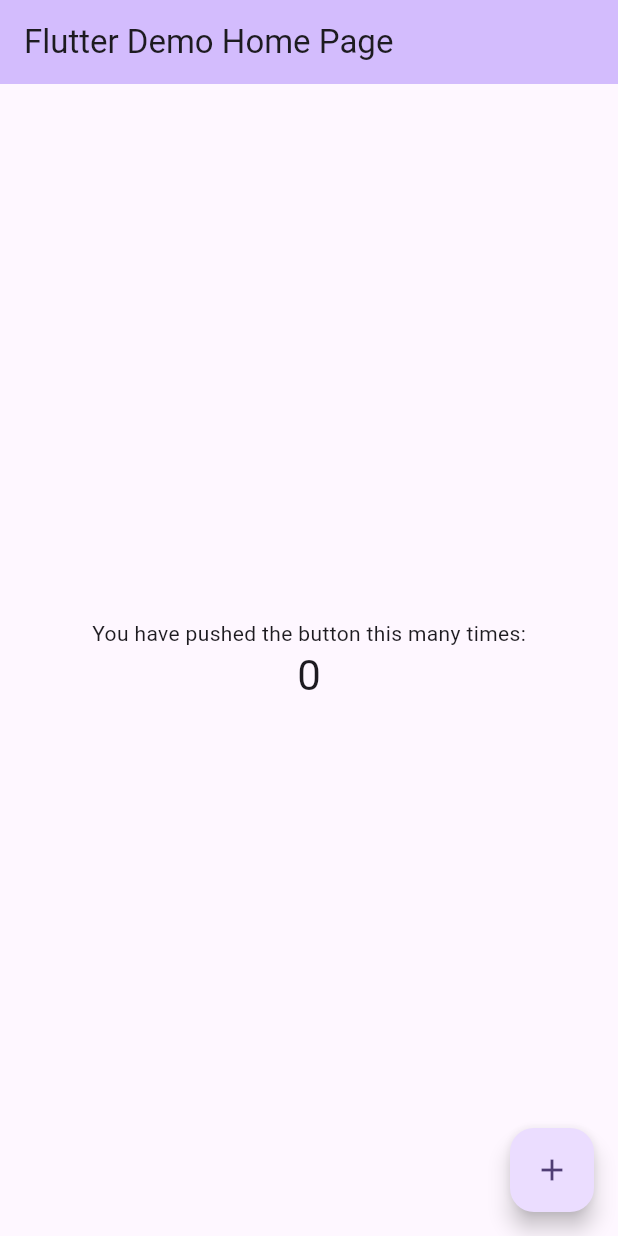
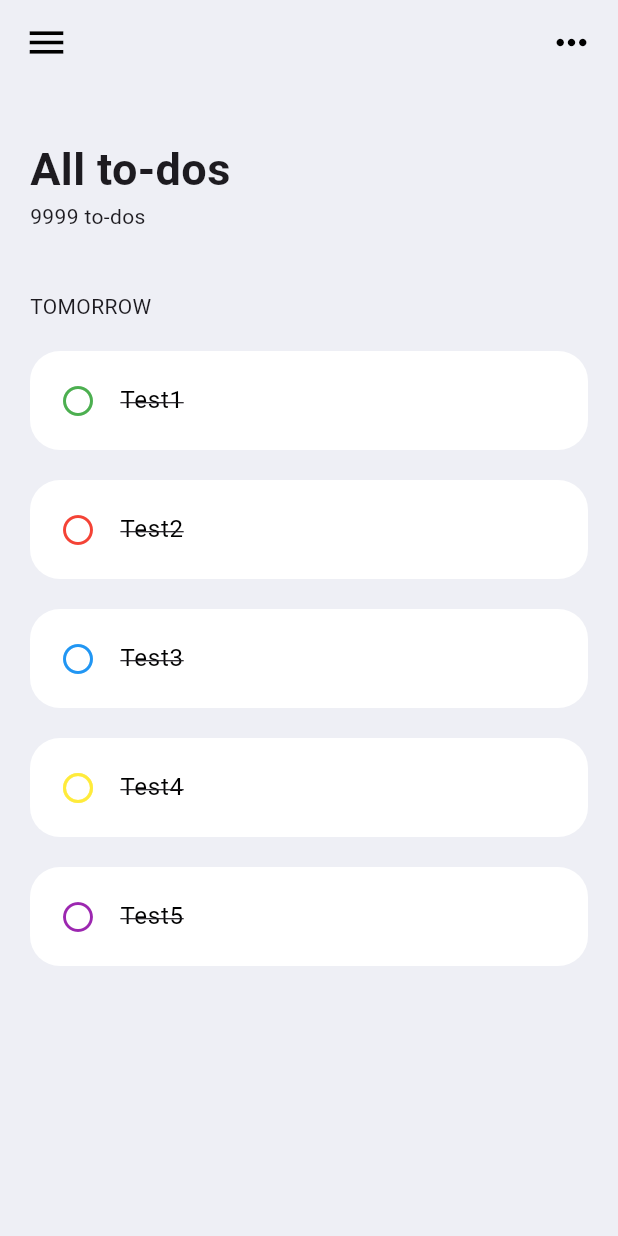
Before and after one commit to TheanYeeSin/TickTock-Clock-To-Do-App, a Flutter app: the screen it shows after launch, on a phone screen of 412 x 824 dp. Run offline on Flutter 3.47's test engine with Material 3 defaults, Android fonts, the light colour scheme and no system bars.

Commit message:
Add a basic home UI

```diff
--- /dev/null
+++ b/lib/constants/color.dart
@@ -0,0 +1,12 @@
+import 'package:flutter/material.dart';
+
+const Color toDoRed = Colors.red;
+const Color toDoBlue = Colors.blue;
+const Color toDoYellow = Colors.yellow;
+const Color toDoGreen = Colors.green;
+const Color toDoPurple = Colors.purple;
+
+const Color toDoTileColor = Colors.white;
+
+const Color appBarIconColor = Colors.black;
+const Color backgroundColor = Color(0xFFEEEFF5);
--- a/lib/main.dart
+++ b/lib/main.dart
@@ -1,4 +1,5 @@
 import 'package:flutter/material.dart';
+import 'package:tick_tock/screens/main_screen.dart';
 
 void main() {
   runApp(const MyApp());
@@ -7,119 +8,12 @@ void main() {
 class MyApp extends StatelessWidget {
   const MyApp({super.key});
 
-  // This widget is the root of your application.
   @override
   Widget build(BuildContext context) {
-    return MaterialApp(
-      title: 'Flutter Demo',
-      theme: ThemeData(
-        // This is the theme of your application.
-        //
-        // TRY THIS: Try running your application with "flutter run". You'll see
-        // the application has a blue toolbar. Then, without quitting the app,
-        // try changing the seedColor in the colorScheme below to Colors.green
-        // and then invoke "hot reload" (save your changes or press the "hot
-        // reload" button in a Flutter-supported IDE, or press "r" if you used
-        // the command line to start the app).
-        //
-        // Notice that the counter didn't reset back to zero; the application
-        // state is not lost during the reload. To reset the state, use hot
-        // restart instead.
-        //
-        // This works for code too, not just values: Most code changes can be
-        // tested with just a hot reload.
-        colorScheme: ColorScheme.fromSeed(seedColor: Colors.deepPurple),
-        useMaterial3: true,
-      ),
-      home: const MyHomePage(title: 'Flutter Demo Home Page'),
+    return const MaterialApp(
+      debugShowCheckedModeBanner: false,
+      title: "TickTock",
+      home: MainScreen(),
     );
   }
 }
-
-class MyHomePage extends StatefulWidget {
-  const MyHomePage({super.key, required this.title});
-
-  // This widget is the home page of your application. It is stateful, meaning
-  // that it has a State object (defined below) that contains fields that affect
-  // how it looks.
-
-  // This class is the configuration for the state. It holds the values (in this
-  // case the title) provided by the parent (in this case the App widget) and
-  // used by the build method of the State. Fields in a Widget subclass are
-  // always marked "final".
-
-  final String title;
-
-  @override
-  State<MyHomePage> createState() => _MyHomePageState();
-}
-
-class _MyHomePageState extends State<MyHomePage> {
-  int _counter = 0;
-
-  void _incrementCounter() {
-    setState(() {
-      // This call to setState tells the Flutter framework that something has
-      // changed in this State, which causes it to rerun the build method below
-      // so that the display can reflect the updated values. If we changed
-      // _counter without calling setState(), then the build method would not be
-      // called again, and so nothing would appear to happen.
-      _counter++;
-    });
-  }
-
-  @override
-  Widget build(BuildContext context) {
-    // This method is rerun every time setState is called, for instance as done
-    // by the _incrementCounter method above.
-    //
-    // The Flutter framework has been optimized to make rerunning build methods
-    // fast, so that you can just rebuild anything that needs updating rather
-    // than having to individually change instances of widgets.
-    return Scaffold(
-      appBar: AppBar(
-        // TRY THIS: Try changing the color here to a specific color (to
-        // Colors.amber, perhaps?) and trigger a hot reload to see the AppBar
-        // change color while the other colors stay the same.
-        backgroundColor: Theme.of(context).colorScheme.inversePrimary,
-        // Here we take the value from the MyHomePage object that was created by
-        // the App.build method, and use it to set our appbar title.
-        title: Text(widget.title),
-      ),
-      body: Center(
-        // Center is a layout widget. It takes a single child and positions it
-        // in the middle of the parent.
-        child: Column(
-          // Column is also a layout widget. It takes a list of children and
-          // arranges them vertically. By default, it sizes itself to fit its
-          // children horizontally, and tries to be as tall as its parent.
-          //
-          // Column has various properties to control how it sizes itself and
-          // how it positions its children. Here we use mainAxisAlignment to
-          // center the children vertically; the main axis here is the vertical
-          // axis because Columns are vertical (the cross axis would be
-          // horizontal).
-          //
-          // TRY THIS: Invoke "debug painting" (choose the "Toggle Debug Paint"
-          // action in the IDE, or press "p" in the console), to see the
-          // wireframe for each widget.
-          mainAxisAlignment: MainAxisAlignment.center,
-          children: <Widget>[
-            const Text(
-              'You have pushed the button this many times:',
-            ),
-            Text(
-              '$_counter',
-              style: Theme.of(context).textTheme.headlineMedium,
-            ),
-          ],
-        ),
-      ),
-      floatingActionButton: FloatingActionButton(
-        onPressed: _incrementCounter,
-        tooltip: 'Increment',
-        child: const Icon(Icons.add),
-      ), // This trailing comma makes auto-formatting nicer for build methods.
-    );
-  }
-}
--- /dev/null
+++ b/lib/screens/main_screen.dart
@@ -0,0 +1,73 @@
+import 'package:flutter/material.dart';
+import 'package:tick_tock/constants/color.dart';
+import 'package:tick_tock/widgets/to_do_item.dart';
+
+class MainScreen extends StatefulWidget {
+  const MainScreen({super.key});
+
+  @override
+  State<MainScreen> createState() => _MainScreenState();
+}
+
+class _MainScreenState extends State<MainScreen> {
+  @override
+  Widget build(BuildContext context) {
+    return Scaffold(
+      backgroundColor: backgroundColor,
+      appBar: AppBar(
+          elevation: 0,
+          backgroundColor: backgroundColor,
+          title: const Row(
+            mainAxisAlignment: MainAxisAlignment.spaceBetween,
+            children: [
+              Icon(
+                Icons.menu,
+                color: appBarIconColor,
+                size: 30,
+              ),
+              Icon(Icons.more_horiz, color: appBarIconColor, size: 30)
+            ],
+          )),
+      body: Container(
+        padding: const EdgeInsets.symmetric(
+          horizontal: 20,
+          vertical: 15,
+        ),
+        child: Column(
+          children: [
+            //TODO: Clock UI
+            Expanded(
+              child: ListView(
+                children: [
+                  Container(
+                    margin: const EdgeInsets.only(top: 20, bottom: 20),
+                    child: const Column(
+                      crossAxisAlignment: CrossAxisAlignment.start,
+                      children: [
+                        Text(
+                          "All to-dos",
+                          style: TextStyle(
+                              fontSize: 30, fontWeight: FontWeight.bold),
+                        ),
+                        Text("9999 to-dos")
+                      ],
+                    ),
+                  ),
+                  Container(
+                    margin: const EdgeInsets.only(top: 20, bottom: 20),
+                    child: const Text("TOMORROW"),
+                  ),
+                  const ToDoItem(iconColor: toDoGreen, toDoTitle: "Test1"),
+                  const ToDoItem(iconColor: toDoRed, toDoTitle: "Test2"),
+                  const ToDoItem(iconColor: toDoBlue, toDoTitle: "Test3"),
+                  const ToDoItem(iconColor: toDoYellow, toDoTitle: "Test4"),
+                  const ToDoItem(iconColor: toDoPurple, toDoTitle: "Test5"),
+                ],
+              ),
+            )
+          ],
+        ),
+      ),
+    );
+  }
+}
--- /dev/null
+++ b/lib/widgets/to_do_item.dart
@@ -0,0 +1,34 @@
+import 'package:flutter/material.dart';
+import 'package:tick_tock/constants/color.dart';
+
+class ToDoItem extends StatelessWidget {
+  final Color iconColor;
+  final String toDoTitle;
+  const ToDoItem({super.key, required this.iconColor, required this.toDoTitle});
+
+  @override
+  Widget build(BuildContext context) {
+    return Container(
+      margin: const EdgeInsets.only(bottom: 20),
+      child: ListTile(
+        onTap: () {
+          //TODO: View To Do
+        },
+        shape: RoundedRectangleBorder(
+          borderRadius: BorderRadius.circular(20),
+        ),
+        contentPadding: const EdgeInsets.symmetric(horizontal: 20, vertical: 5),
+        tileColor: toDoTileColor,
+        leading: Icon(
+          Icons.circle_outlined,
+          color: iconColor,
+        ),
+        title: Text(toDoTitle,
+            style: const TextStyle(
+                fontSize: 16,
+                color: Colors.black,
+                decoration: TextDecoration.lineThrough)),
+      ),
+    );
+  }
+}
```
